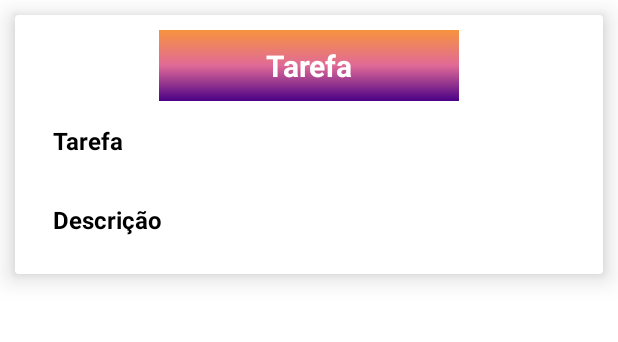
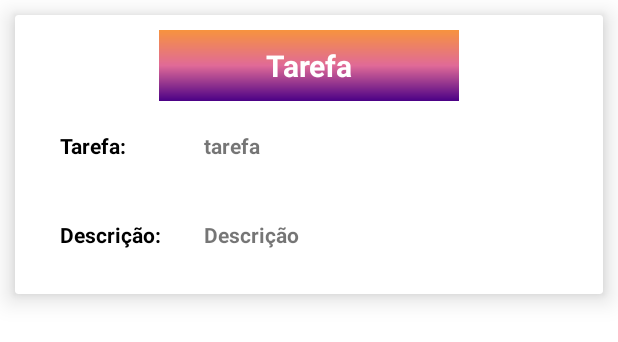
Before and after one commit to joaovitormoitinho/trabalho_prg_mob, an Android app: the layout item_lista.xml on its own in the app's theme, with its tools: preview values and no code run, on a phone screen of 412 x 824 dp. Shown: the top 342 px of the screen. Run offline under Robolectric (Android 15) with nearby library versions, the phone set to English and light mode, and no system bars.

Commit message:
alterando o recyclerview

```diff
--- a/MyMusic/app/src/main/res/layout/input_file.xml
+++ b/MyMusic/app/src/main/res/layout/input_file.xml
@@ -27,13 +27,17 @@
             android:layout_width="0dp"
             android:layout_height="wrap_content"
             android:layout_weight="2">
+
             <TextView
                 android:layout_width="match_parent"
                 android:layout_height="wrap_content"
+                android:layout_marginStart="10dp"
+                android:layout_marginTop="10dp"
+                android:layout_marginEnd="10dp"
+                android:layout_marginBottom="10dp"
                 android:text="Tarefa"
-                android:textStyle="bold"
                 android:textColor="@color/black"
-                android:layout_margin="10dp"/>
+                android:textStyle="bold" />
         </RelativeLayout>
 
         <RelativeLayout
--- a/MyMusic/app/src/main/res/layout/item_lista.xml
+++ b/MyMusic/app/src/main/res/layout/item_lista.xml
@@ -36,34 +36,86 @@
         <LinearLayout
             android:layout_width="match_parent"
             android:layout_height="wrap_content"
-            android:orientation="vertical">
+            android:layout_margin="10dp"
+            android:orientation="horizontal">
+
+            <RelativeLayout
+                android:layout_width="0dp"
+                android:layout_height="wrap_content"
+                android:layout_weight="1.5">
+
+                <TextView
+                    android:layout_width="match_parent"
+                    android:layout_height="wrap_content"
+                    android:layout_marginStart="10dp"
+                    android:layout_marginTop="10dp"
+                    android:layout_marginEnd="10dp"
+                    android:layout_marginBottom="10dp"
+                    android:text="Tarefa:"
+                    android:textColor="@color/black"
+                    android:textStyle="bold" />
+            </RelativeLayout>
+
+            <RelativeLayout
+                android:layout_width="0dp"
+                android:layout_height="wrap_content"
+                android:layout_weight="4">
 
                 <TextView
                     android:id="@+id/tarefa_item_lista"
                     android:layout_width="match_parent"
                     android:layout_height="wrap_content"
+                    android:layout_marginStart="10dp"
+                    android:layout_marginTop="10dp"
+                    android:layout_marginEnd="10dp"
+                    android:layout_marginBottom="10dp"
+                    android:text="tarefa"
+                    android:textStyle="bold" />
+            </RelativeLayout>
+
+        </LinearLayout>
+
+        <LinearLayout
+            android:layout_width="match_parent"
+            android:layout_height="wrap_content"
             android:layout_margin="10dp"
-                android:text="Tarefa"
-                android:textSize="16sp"
-                android:textStyle="bold"
+            android:orientation="horizontal">
+
+            <RelativeLayout
+                android:layout_width="0dp"
+                android:layout_height="wrap_content"
+                android:layout_weight="1.5">
+
+                <TextView
+                    android:layout_width="match_parent"
+                    android:layout_height="wrap_content"
+                    android:layout_marginStart="10dp"
+                    android:layout_marginTop="10dp"
+                    android:layout_marginEnd="10dp"
+                    android:layout_marginBottom="10dp"
+                    android:text="Descrição:"
                     android:textColor="@color/black"
-                android:padding="5dp"
-                android:maxLines="1"/>
+                    android:textStyle="bold" />
+            </RelativeLayout>
+
+            <RelativeLayout
+                android:layout_width="0dp"
+                android:layout_height="wrap_content"
+                android:layout_weight="4">
 
                 <TextView
                     android:id="@+id/descriao_item_lista"
                     android:layout_width="match_parent"
                     android:layout_height="wrap_content"
-                android:layout_margin="10dp"
+                    android:layout_marginStart="10dp"
+                    android:layout_marginTop="10dp"
+                    android:layout_marginEnd="10dp"
+                    android:layout_marginBottom="10dp"
                     android:text="Descrição"
-                android:textColor="@color/black"
-                android:textSize="16sp"
-                android:textStyle="bold"
-                android:padding="5dp"
-                android:maxLines="3"/>
+                    android:textStyle="bold" />
+            </RelativeLayout>
 
         </LinearLayout>
-
 
     </LinearLayout>
 
```
Lines whose indentation alone changed are shown as unchanged.
